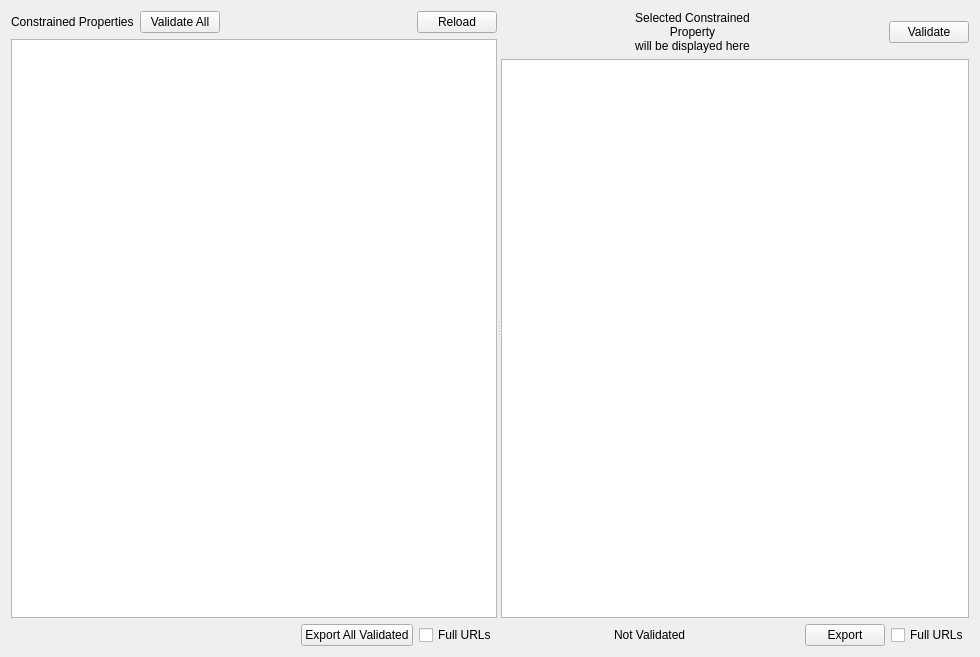
First picture: the form in ui/constrainttab.ui, repository Kunstenpunt/datakwaliteit-tool, before the edit.
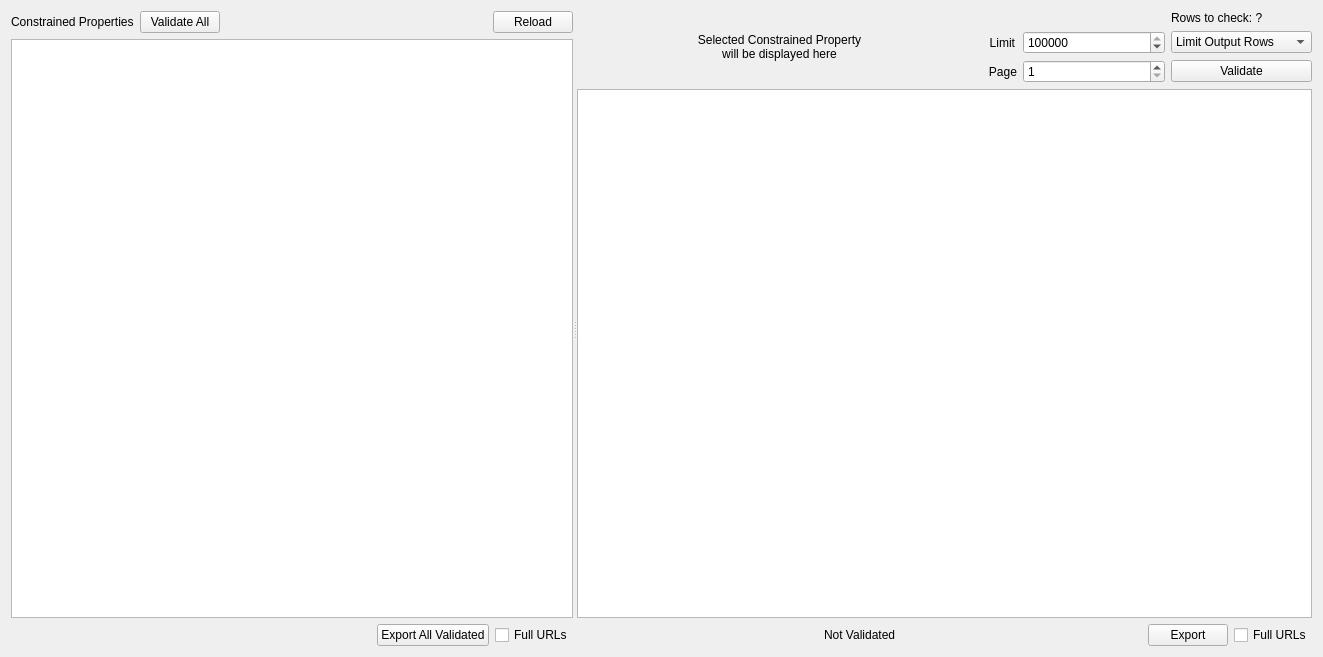
Second picture: the form after the edit.

Commit message: Implement UI for input/output limits and paging.

```diff
--- a/ui/constrainttab.ui
+++ b/ui/constrainttab.ui
@@ -6,7 +6,7 @@
    <rect>
     <x>0</x>
     <y>0</y>
-    <width>980</width>
+    <width>1323</width>
     <height>657</height>
    </rect>
   </property>
@@ -117,6 +117,9 @@
            <property name="orientation">
             <enum>Qt::Orientation::Horizontal</enum>
            </property>
+           <property name="sizeType">
+            <enum>QSizePolicy::Policy::Preferred</enum>
+           </property>
            <property name="sizeHint" stdset="0">
             <size>
              <width>40</width>
@@ -147,6 +150,9 @@
            <property name="orientation">
             <enum>Qt::Orientation::Horizontal</enum>
            </property>
+           <property name="sizeType">
+            <enum>QSizePolicy::Policy::Preferred</enum>
+           </property>
            <property name="sizeHint" stdset="0">
             <size>
              <width>40</width>
@@ -156,11 +162,100 @@
           </spacer>
          </item>
          <item>
-          <widget class="QPushButton" name="validateButton">
-           <property name="text">
-            <string>Validate</string>
-           </property>
-          </widget>
+          <layout class="QGridLayout" name="gridLayoutRight">
+           <item row="2" column="0">
+            <widget class="QLabel" name="limitLabel">
+             <property name="sizePolicy">
+              <sizepolicy hsizetype="Maximum" vsizetype="Preferred">
+               <horstretch>0</horstretch>
+               <verstretch>0</verstretch>
+              </sizepolicy>
+             </property>
+             <property name="text">
+              <string>Limit</string>
+             </property>
+             <property name="alignment">
+              <set>Qt::AlignmentFlag::AlignRight|Qt::AlignmentFlag::AlignTrailing|Qt::AlignmentFlag::AlignVCenter</set>
+             </property>
+            </widget>
+           </item>
+           <item row="3" column="0">
+            <widget class="QLabel" name="pageLabel">
+             <property name="sizePolicy">
+              <sizepolicy hsizetype="Maximum" vsizetype="Preferred">
+               <horstretch>0</horstretch>
+               <verstretch>0</verstretch>
+              </sizepolicy>
+             </property>
+             <property name="text">
+              <string>Page</string>
+             </property>
+             <property name="alignment">
+              <set>Qt::AlignmentFlag::AlignRight|Qt::AlignmentFlag::AlignTrailing|Qt::AlignmentFlag::AlignVCenter</set>
+             </property>
+            </widget>
+           </item>
+           <item row="2" column="1">
+            <widget class="QSpinBox" name="limitSpinBox">
+             <property name="maximum">
+              <number>100000</number>
+             </property>
+             <property name="singleStep">
+              <number>10000</number>
+             </property>
+             <property name="value">
+              <number>100000</number>
+             </property>
+            </widget>
+           </item>
+           <item row="3" column="2">
+            <widget class="QPushButton" name="validateButton">
+             <property name="text">
+              <string>Validate</string>
+             </property>
+            </widget>
+           </item>
+           <item row="2" column="2">
+            <widget class="QComboBox" name="comboBox">
+             <item>
+              <property name="text">
+               <string>Limit Output Rows</string>
+              </property>
+             </item>
+             <item>
+              <property name="text">
+               <string>Limit Input Rows</string>
+              </property>
+             </item>
+            </widget>
+           </item>
+           <item row="3" column="1">
+            <widget class="QSpinBox" name="pageSpinBox">
+             <property name="autoFillBackground">
+              <bool>false</bool>
+             </property>
+             <property name="frame">
+              <bool>true</bool>
+             </property>
+             <property name="minimum">
+              <number>1</number>
+             </property>
+             <property name="value">
+              <number>1</number>
+             </property>
+            </widget>
+           </item>
+           <item row="1" column="2">
+            <widget class="QLabel" name="inputRowsLabel">
+             <property name="text">
+              <string>Rows to check: ?</string>
+             </property>
+             <property name="alignment">
+              <set>Qt::AlignmentFlag::AlignLeading|Qt::AlignmentFlag::AlignLeft|Qt::AlignmentFlag::AlignVCenter</set>
+             </property>
+            </widget>
+           </item>
+          </layout>
          </item>
         </layout>
        </item>
```
The commit also changes 1 other file.
